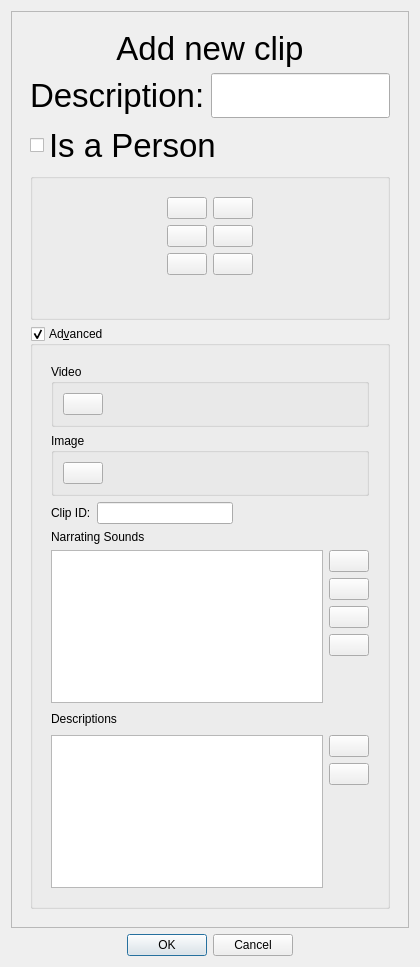
The window that ui/clipeditor.ui (tdauth/gustavsfairyland) describes before a commit, drawn with Qt 5.
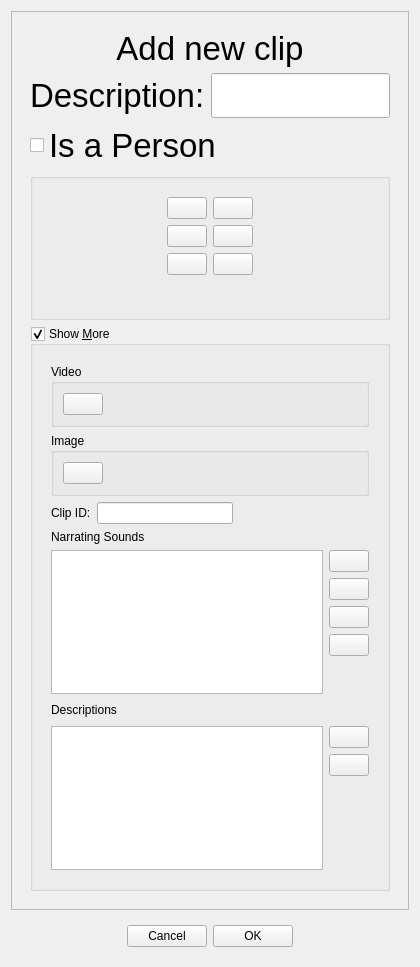
The same window after the commit. Icons and pictures are not drawn.

The edit to the form file:
```diff
--- a/ui/clipeditor.ui
+++ b/ui/clipeditor.ui
@@ -23,9 +23,9 @@
       <property name="geometry">
        <rect>
         <x>0</x>
-        <y>-422</y>
+        <y>0</y>
         <width>387</width>
-        <height>1368</height>
+        <height>1131</height>
        </rect>
       </property>
       <layout class="QGridLayout" name="gridLayout_2">
@@ -365,7 +365,7 @@
           <item>
            <widget class="QGroupBox" name="advancedGroupBox">
             <property name="title">
-             <string>Ad&amp;vanced</string>
+             <string>Show &amp;More</string>
             </property>
             <property name="checkable">
              <bool>true</bool>
@@ -722,14 +722,44 @@
      </widget>
     </widget>
    </item>
-   <item row="1" column="0">
-    <widget class="QDialogButtonBox" name="buttonBox">
-     <property name="standardButtons">
-      <set>QDialogButtonBox::Cancel|QDialogButtonBox::Ok</set>
-     </property>
-     <property name="centerButtons">
-      <bool>true</bool>
-     </property>
+   <item row="1" column="0" alignment="Qt::AlignHCenter">
+    <widget class="QWidget" name="widget_3" native="true">
+     <layout class="QHBoxLayout" name="horizontalLayout_13">
+      <item>
+       <widget class="QPushButton" name="cancelPushButton">
+        <property name="text">
+         <string>Cancel</string>
+        </property>
+        <property name="icon">
+         <iconset resource="../oxygen-icons-png-master/oxygen_windows.qrc">
+          <normaloff>:/themes/oxygen/32x32/actions/dialog-close.png</normaloff>:/themes/oxygen/32x32/actions/dialog-close.png</iconset>
+        </property>
+        <property name="iconSize">
+         <size>
+          <width>32</width>
+          <height>32</height>
+         </size>
+        </property>
+       </widget>
+      </item>
+      <item>
+       <widget class="QPushButton" name="okPushButton">
+        <property name="text">
+         <string>OK</string>
+        </property>
+        <property name="icon">
+         <iconset resource="../oxygen-icons-png-master/oxygen_windows.qrc">
+          <normaloff>:/themes/oxygen/32x32/actions/dialog-ok-apply.png</normaloff>:/themes/oxygen/32x32/actions/dialog-ok-apply.png</iconset>
+        </property>
+        <property name="iconSize">
+         <size>
+          <width>32</width>
+          <height>32</height>
+         </size>
+        </property>
+       </widget>
+      </item>
+     </layout>
     </widget>
    </item>
   </layout>
```
